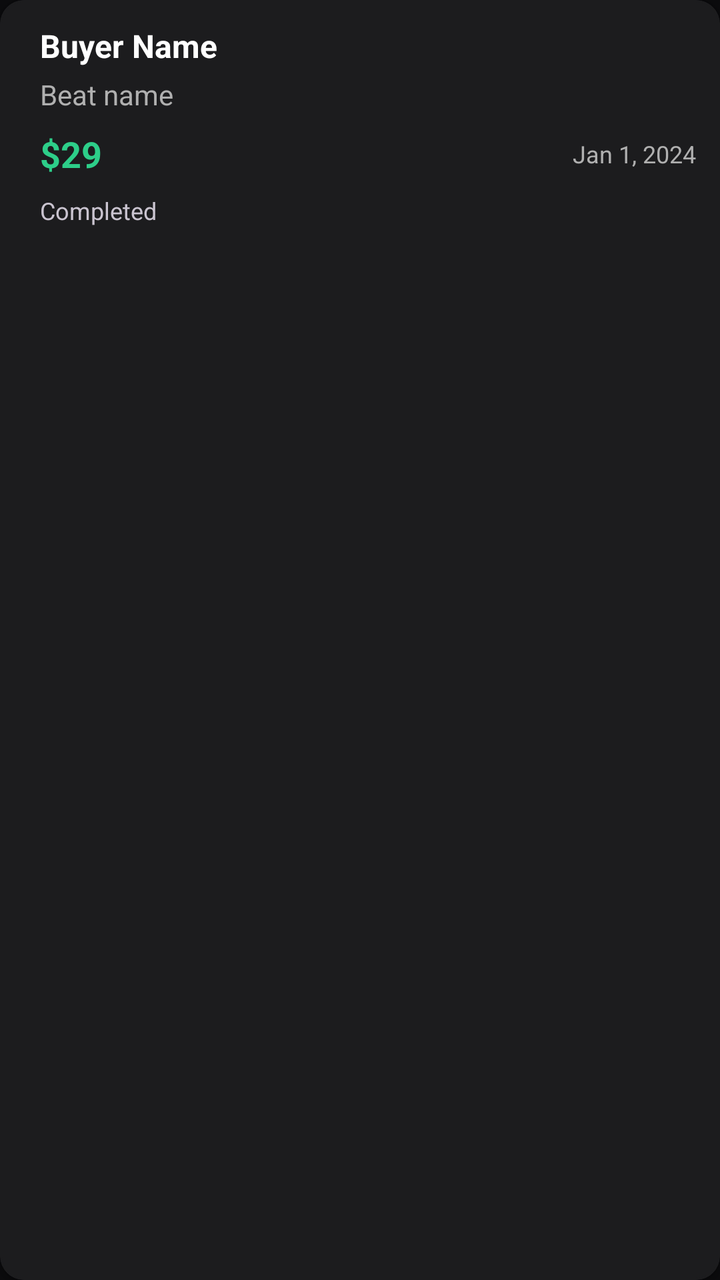
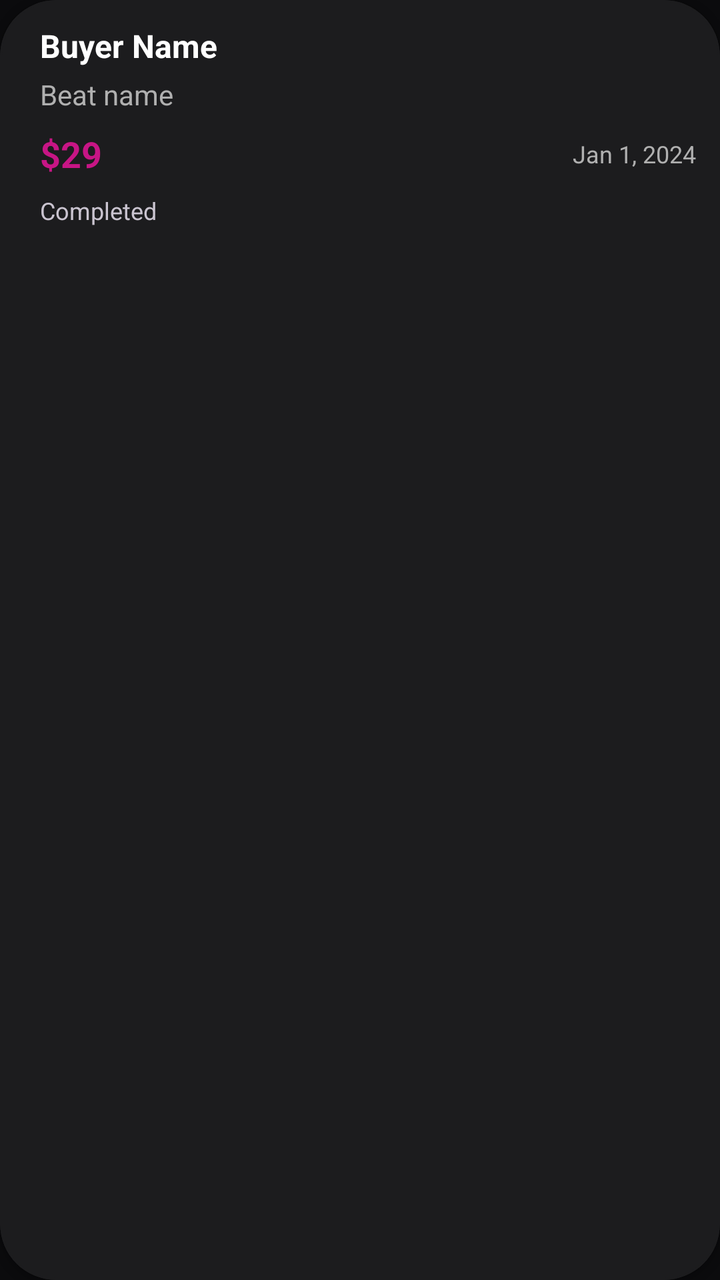

Compare the two renders of this Android layout. The source of the first and the diff that turns it into the second are given below.
<!-- AndroidManifest.xml: application theme Theme.BeatHouse.Splash -->
<!-- res/layout/item_sale.xml -->
<?xml version="1.0" encoding="utf-8"?>
<com.google.android.material.card.MaterialCardView
    xmlns:android="http://schemas.android.com/apk/res/android"
    xmlns:app="http://schemas.android.com/apk/res-auto"
    android:id="@+id/cardSale"
    android:layout_width="match_parent"
    android:layout_height="wrap_content"
    android:layout_margin="8dp"
    app:cardCornerRadius="12dp"
    app:cardElevation="2dp"
    app:cardBackgroundColor="@color/surface_container">

    <LinearLayout
        android:layout_width="match_parent"
        android:layout_height="wrap_content"
        android:orientation="horizontal"
        android:padding="12dp">

        
        <CheckBox
            android:id="@+id/cbSelect"
            android:layout_width="wrap_content"
            android:layout_height="wrap_content"
            android:layout_gravity="center_vertical"
            android:visibility="gone" />

        
        <LinearLayout
            android:layout_width="0dp"
            android:layout_height="wrap_content"
            android:layout_weight="1"
            android:orientation="vertical"
            android:layout_marginStart="8dp">

            <TextView
                android:id="@+id/tvBuyerInfo"
                android:layout_width="match_parent"
                android:layout_height="wrap_content"
                android:text="Buyer Name"
                android:textColor="@color/on_surface"
                android:textSize="16sp"
                android:textStyle="bold" />

            <TextView
                android:id="@+id/tvItemsPurchased"
                android:layout_width="match_parent"
                android:layout_height="wrap_content"
                android:layout_marginTop="4dp"
                android:text="Beat name"
                android:textColor="@color/on_surface_variant"
                android:textSize="14sp" />

            <LinearLayout
                android:layout_width="match_parent"
                android:layout_height="wrap_content"
                android:layout_marginTop="8dp"
                android:orientation="horizontal"
                android:gravity="center_vertical">

                <TextView
                    android:id="@+id/tvSaleAmount"
                    android:layout_width="0dp"
                    android:layout_height="wrap_content"
                    android:layout_weight="1"
                    android:text="$29"
                    android:textColor="@color/primary"
                    android:textSize="18sp"
                    android:textStyle="bold" />

                <TextView
                    android:id="@+id/tvSaleDate"
                    android:layout_width="wrap_content"
                    android:layout_height="wrap_content"
                    android:text="Jan 1, 2024"
                    android:textColor="@color/on_surface_variant"
                    android:textSize="12sp" />

            </LinearLayout>

            <TextView
                android:id="@+id/tvSaleStatus"
                android:layout_width="wrap_content"
                android:layout_height="wrap_content"
                android:layout_marginTop="8dp"
                android:text="Completed"
                android:textSize="12sp" />

        </LinearLayout>

    </LinearLayout>

</com.google.android.material.card.MaterialCardView>
<!-- resources referenced by this layout -->
<resources>
  <color name="on_surface">#FFFFFF</color>
  <color name="on_surface_variant">#B0B0B0</color>
  <color name="primary">#2DCE89</color>
  <color name="surface_container">#1C1C1E</color>
  <style name="Theme.BeatHouse.Splash" parent="Theme.BeatHouse">
          <item name="android:windowBackground">@color/background</item>
      </style>
  <color name="background">#0B0B0D</color>
  <color name="primary_container">#004D40</color>
  <color name="on_primary">#FFFFFF</color>
  <color name="secondary">#8E8E93</color>
  <color name="secondary_container">#1C1C1E</color>
  <color name="on_secondary">#FFFFFF</color>
  <color name="error">#FF453A</color>
  <color name="error_container">#330000</color>
  <color name="surface">#121214</color>
  <color name="surface_variant">#1A1A1C</color>
  <color name="outline">#1C1C1E</color>
  <style name="Animation.BeatHouse" parent="@android:style/Animation.Activity">
          <item name="android:activityOpenEnterAnimation">@anim/slide_in_right</item>
          <item name="android:activityOpenExitAnimation">@anim/slide_out_left</item>
          <item name="android:activityCloseEnterAnimation">@anim/slide_in_left</item>
          <item name="android:activityCloseExitAnimation">@anim/slide_out_right</item>
          <item name="android:windowEnterAnimation">@anim/fade_in</item>
          <item name="android:windowExitAnimation">@anim/fade_out</item>
      </style>
  <style name="Widget.BeatHouse.Button" parent="Widget.Material3.Button">
          <item name="android:textSize">16sp</item>
          <item name="android:textStyle">bold</item>
          <item name="cornerRadius">12dp</item>
          <item name="iconGravity">textStart</item>
          <item name="iconPadding">8dp</item>
          <item name="android:insetTop">4dp</item>
          <item name="android:insetBottom">4dp</item>
          <item name="backgroundTint">@color/primary</item>
          <item name="android:textColor">@color/on_primary</item>
      </style>
  <style name="Widget.BeatHouse.Card" parent="Widget.Material3.CardView.Elevated">
          <item name="cardCornerRadius">16dp</item>
          <item name="cardElevation">0dp</item>
          <item name="strokeColor">@color/outline</item>
          <item name="strokeWidth">1dp</item>
          <item name="cardBackgroundColor">@color/surface_container</item>
      </style>
  <style name="Widget.BeatHouse.BottomNavigation" parent="Widget.Material3.BottomNavigationView">
          <item name="itemIconTint">@color/bottom_nav_icon_tint</item>
          <item name="itemTextColor">@color/bottom_nav_text_tint</item>
          <item name="itemBackground">@color/surface</item>
          <item name="android:background">@color/surface</item>
          <item name="elevation">0dp</item>
          <item name="itemPaddingTop">12dp</item>
          <item name="itemPaddingBottom">12dp</item>
      </style>
  <style name="Widget.BeatHouse.AppBarLayout" parent="Widget.Material3.AppBarLayout">
          <item name="android:background">@color/surface</item>
          <item name="backgroundTint">@color/surface</item>
      </style>
  <style name="Widget.BeatHouse.Chip" parent="Widget.Material3.Chip.Filter">
          <item name="chipCornerRadius">12dp</item>
          <item name="chipStrokeColor">@color/outline</item>
          <item name="chipStrokeWidth">1dp</item>
          <item name="android:textColor">@color/on_surface_variant</item>
          <item name="chipBackgroundColor">@color/surface_container</item>
          <item name="checkedIconTint">@color/primary</item>
          <item name="android:textSize">14sp</item>
      </style>
  <!-- unchanged entries left out for length: 1 -->
</resources>

<!-- the commit's change to res/layout/item_sale.xml (unified diff, before → after) -->
@@ -6,7 +6,7 @@
     android:layout_width="match_parent"
     android:layout_height="wrap_content"
     android:layout_margin="8dp"
-    app:cardCornerRadius="12dp"
+    app:cardCornerRadius="28dp"
     app:cardElevation="2dp"
     app:cardBackgroundColor="@color/surface_container">
 
<!-- resource entries referenced after the edit -->
@@ -2,13 +2,13 @@
 <resources>
   <color name="on_surface">#FFFFFF</color>
   <color name="on_surface_variant">#B0B0B0</color>
-  <color name="primary">#2DCE89</color>
+  <color name="primary">#C71585</color>
   <color name="surface_container">#1C1C1E</color>
   <style name="Theme.BeatHouse.Splash" parent="Theme.BeatHouse">
           <item name="android:windowBackground">@color/background</item>
       </style>
   <color name="background">#0B0B0D</color>
-  <color name="primary_container">#004D40</color>
+  <color name="primary_container">#4D0033</color>
   <color name="on_primary">#FFFFFF</color>
   <color name="secondary">#8E8E93</color>
   <color name="secondary_container">#1C1C1E</color>
@@ -29,7 +29,7 @@
   <style name="Widget.BeatHouse.Button" parent="Widget.Material3.Button">
           <item name="android:textSize">16sp</item>
           <item name="android:textStyle">bold</item>
-          <item name="cornerRadius">12dp</item>
+          <item name="cornerRadius">24dp</item>
           <item name="iconGravity">textStart</item>
           <item name="iconPadding">8dp</item>
           <item name="android:insetTop">4dp</item>
@@ -38,7 +38,7 @@
           <item name="android:textColor">@color/on_primary</item>
       </style>
   <style name="Widget.BeatHouse.Card" parent="Widget.Material3.CardView.Elevated">
-          <item name="cardCornerRadius">16dp</item>
+          <item name="cardCornerRadius">28dp</item>
           <item name="cardElevation">0dp</item>
           <item name="strokeColor">@color/outline</item>
           <item name="strokeWidth">1dp</item>
@@ -47,18 +47,19 @@
   <style name="Widget.BeatHouse.BottomNavigation" parent="Widget.Material3.BottomNavigationView">
           <item name="itemIconTint">@color/bottom_nav_icon_tint</item>
           <item name="itemTextColor">@color/bottom_nav_text_tint</item>
-          <item name="itemBackground">@color/surface</item>
-          <item name="android:background">@color/surface</item>
+          <item name="itemBackground">@android:color/transparent</item>
+          <item name="android:background">@android:color/transparent</item>
           <item name="elevation">0dp</item>
           <item name="itemPaddingTop">12dp</item>
           <item name="itemPaddingBottom">12dp</item>
+          <item name="labelVisibilityMode">unlabeled</item>
       </style>
   <style name="Widget.BeatHouse.AppBarLayout" parent="Widget.Material3.AppBarLayout">
           <item name="android:background">@color/surface</item>
           <item name="backgroundTint">@color/surface</item>
       </style>
   <style name="Widget.BeatHouse.Chip" parent="Widget.Material3.Chip.Filter">
-          <item name="chipCornerRadius">12dp</item>
+          <item name="chipCornerRadius">20dp</item>
           <item name="chipStrokeColor">@color/outline</item>
           <item name="chipStrokeWidth">1dp</item>
           <item name="android:textColor">@color/on_surface_variant</item>
